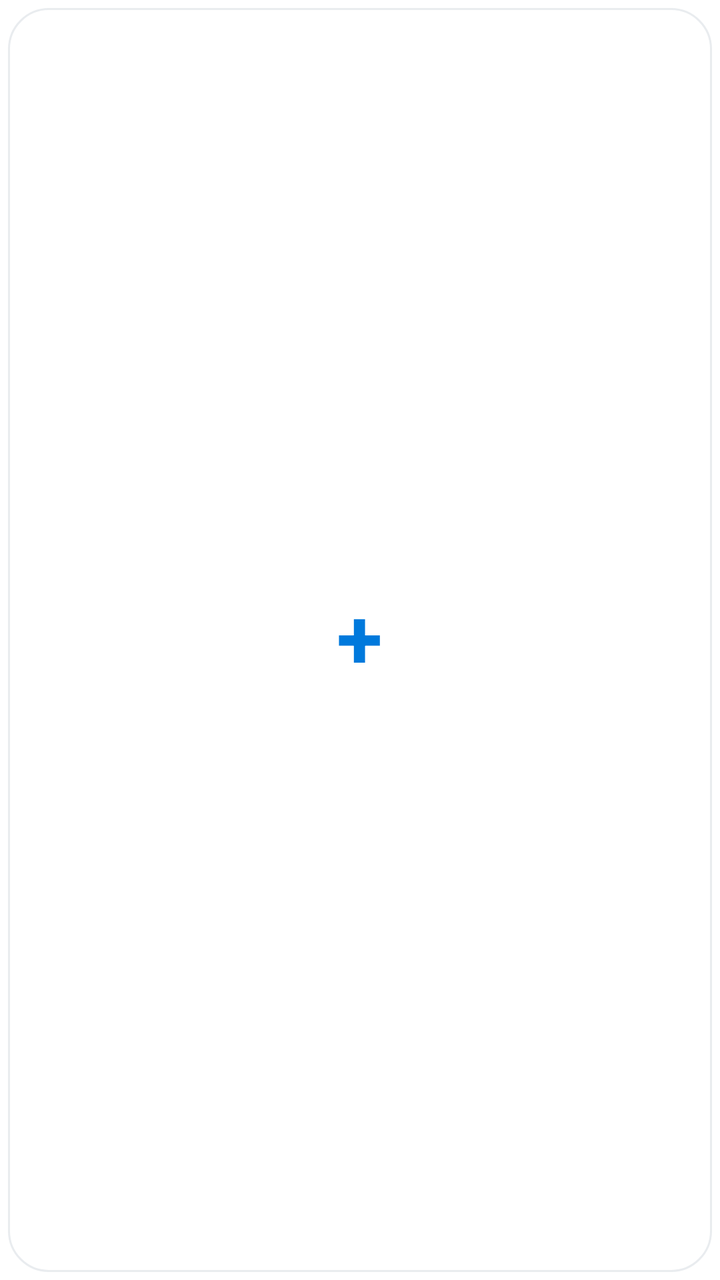
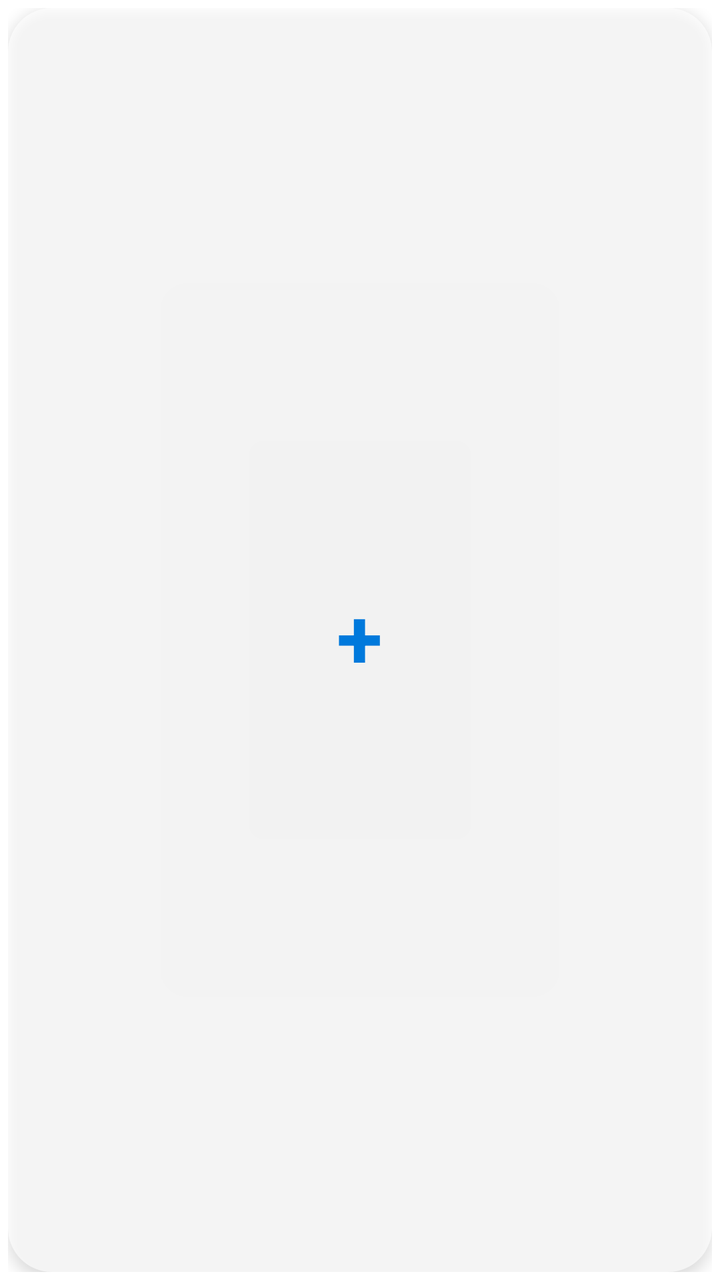

Compare the two renders of this Android layout. The source of the first and the diff that turns it into the second are given below.
<!-- AndroidManifest.xml: fallback theme Theme.MaterialComponents.DayNight.NoActionBar -->
<!-- res/layout/action_widget.xml -->
<?xml version="1.0" encoding="utf-8"?>
<FrameLayout xmlns:android="http://schemas.android.com/apk/res/android"
    android:layout_width="match_parent"
    android:layout_height="match_parent"
    android:padding="4dp">

    <LinearLayout
        android:id="@+id/widget_button_add"
        android:layout_width="match_parent"
        android:layout_height="match_parent"
        android:layout_gravity="center"
        android:background="@drawable/action_widget_button_background"
        android:clickable="true"
        android:focusable="true"
        android:gravity="center"
        android:orientation="vertical"
        android:paddingHorizontal="10dp"
        android:paddingVertical="8dp">

        <TextView
            android:layout_width="wrap_content"
            android:layout_height="wrap_content"
            android:includeFontPadding="false"
            android:text="+"
            android:textColor="@color/widget_goal_progress"
            android:textSize="42sp"
            android:textStyle="bold" />
    </LinearLayout>

</FrameLayout>
<!-- resources referenced by this layout -->
<resources>
  <color name="widget_goal_progress">#0079DC</color>
  <!-- drawable action_widget_button_background (drawable) -->
  <?xml version="1.0" encoding="utf-8"?>
  <shape xmlns:android="http://schemas.android.com/apk/res/android">
      <solid android:color="@color/widget_card_bg" />
      <corners android:radius="20dp" />
      <stroke
          android:width="1dp"
          android:color="@color/widget_divider" />
  </shape>
  <color name="widget_card_bg">#FFFFFFFF</color>
  <color name="widget_divider">#E9ECEF</color>
</resources>

<!-- the commit's change to res/layout/action_widget.xml (unified diff, before → after) -->
@@ -10,6 +10,7 @@
         android:layout_height="match_parent"
         android:layout_gravity="center"
         android:background="@drawable/action_widget_button_background"
+        android:elevation="4dp"
         android:clickable="true"
         android:focusable="true"
         android:gravity="center"
<!-- resource entries referenced after the edit -->
@@ -5,12 +5,8 @@
   <?xml version="1.0" encoding="utf-8"?>
   <shape xmlns:android="http://schemas.android.com/apk/res/android">
       <solid android:color="@color/widget_card_bg" />
-      <corners android:radius="20dp" />
-      <stroke
-          android:width="1dp"
-          android:color="@color/widget_divider" />
+      <corners android:radius="22dp" />
   </shape>
-  <color name="widget_card_bg">#FFFFFFFF</color>
-  <color name="widget_divider">#E9ECEF</color>
+  <color name="widget_card_bg">#A6FFFFFF</color>
 </resources>
 
